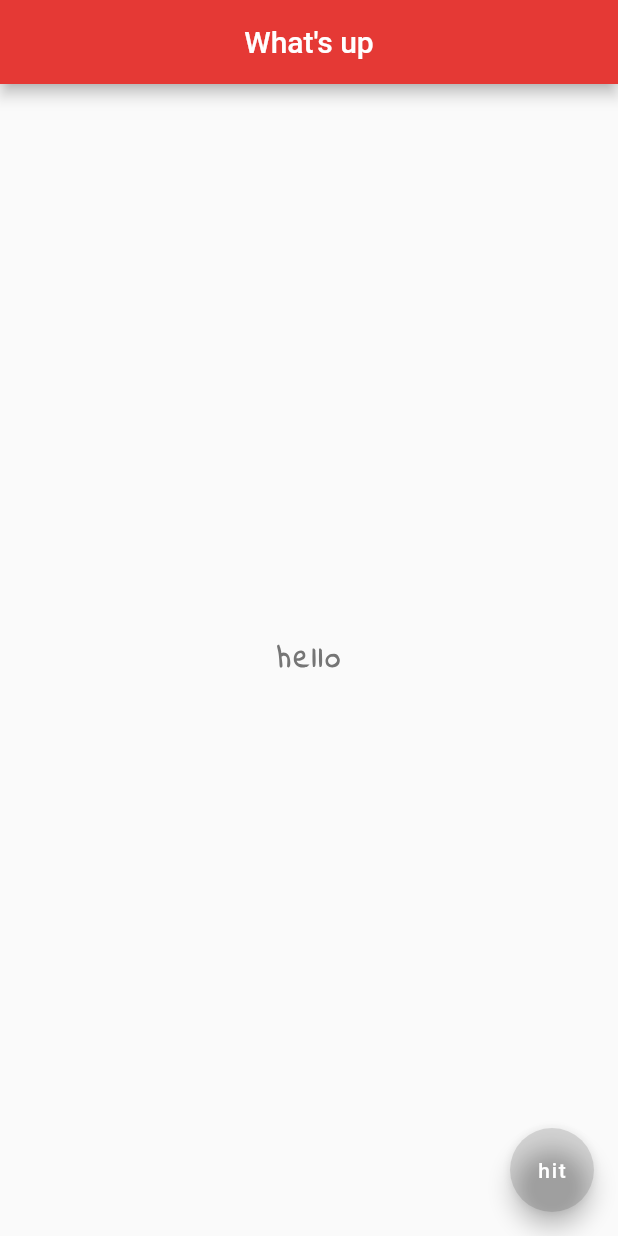
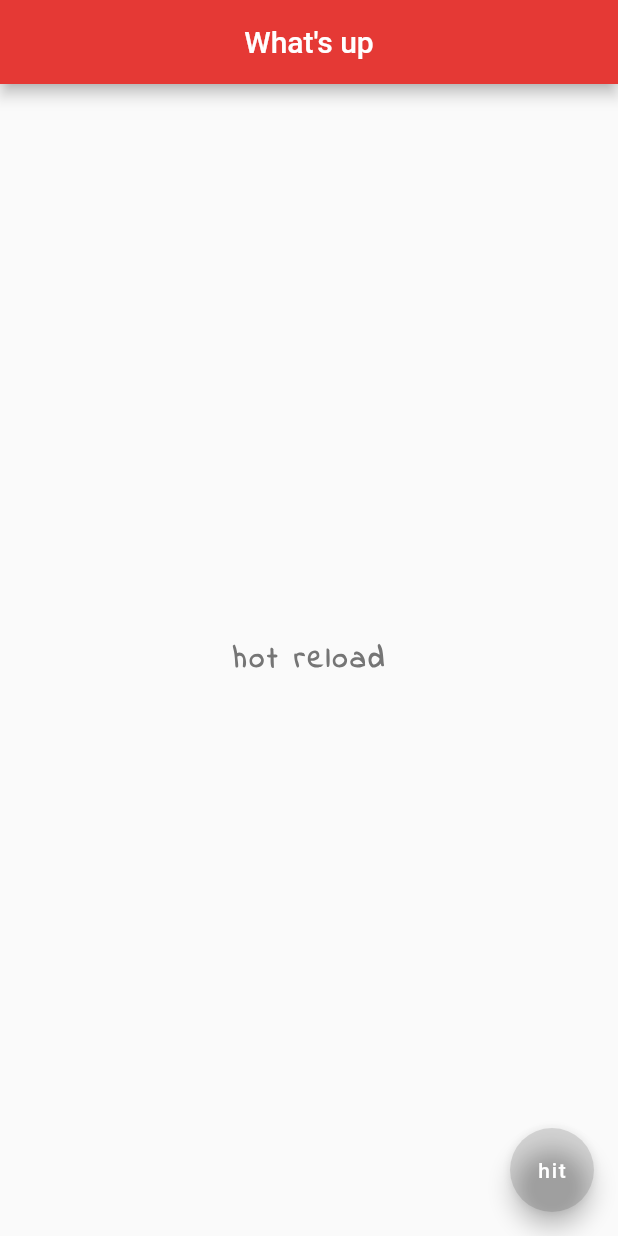
Before and after one commit to maiduydung/bill_calc, a Flutter app: the screen it shows after launch, on a phone screen of 412 x 824 dp. Run offline on Flutter 3.47's test engine with Material 2 defaults, Android fonts, the phone set to English and light mode, and no system bars.

Commit message:
added hot reload for home screen

```diff
--- a/fresh/lib/main.dart
+++ b/fresh/lib/main.dart
@@ -3,8 +3,13 @@
 import 'package:flutter/material.dart';
 
 void main() {
-  runApp(MaterialApp(
-    home: Scaffold(
+  runApp(MaterialApp(home: Home()));
+}
+
+class Home extends StatelessWidget {
+  @override
+  Widget build(BuildContext context) {
+    return Scaffold(
       appBar: AppBar(
         title: Text("What's up"),
         centerTitle: true,
@@ -12,7 +17,7 @@ void main() {
       ),
       body: Center(
         child: Text(
-          'hello',
+          'hot reload',
           style: TextStyle(
             fontSize: 20,
             fontWeight: FontWeight.bold,
@@ -27,6 +32,6 @@ void main() {
         child: Text("hit"),
         backgroundColor: Colors.black12,
       ),
-    ),
-  ));
+    );
+  }
 }
```
